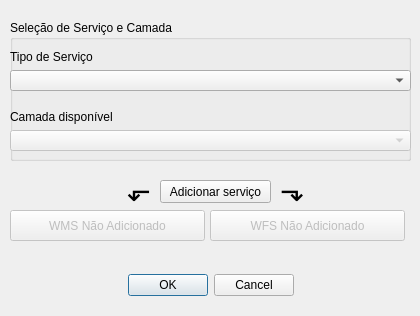
The window that layer_selection_dialog_base.ui (maviz991/qgis-geometadata-plugin) describes before a commit, drawn with Qt 5.
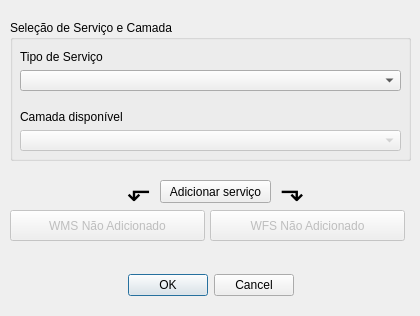
The same window after the commit. Icons and pictures are not drawn.

```diff
--- a/layer_selection_dialog_base.ui
+++ b/layer_selection_dialog_base.ui
@@ -47,9 +47,9 @@
    <widget class="QWidget" name="gridLayoutWidget_2">
     <property name="geometry">
      <rect>
-      <x>0</x>
+      <x>10</x>
       <y>30</y>
-      <width>401</width>
+      <width>381</width>
       <height>41</height>
      </rect>
     </property>
@@ -73,9 +73,9 @@
    <widget class="QWidget" name="gridLayoutWidget_4">
     <property name="geometry">
      <rect>
-      <x>0</x>
+      <x>10</x>
       <y>90</y>
-      <width>401</width>
+      <width>381</width>
       <height>41</height>
      </rect>
     </property>
```
